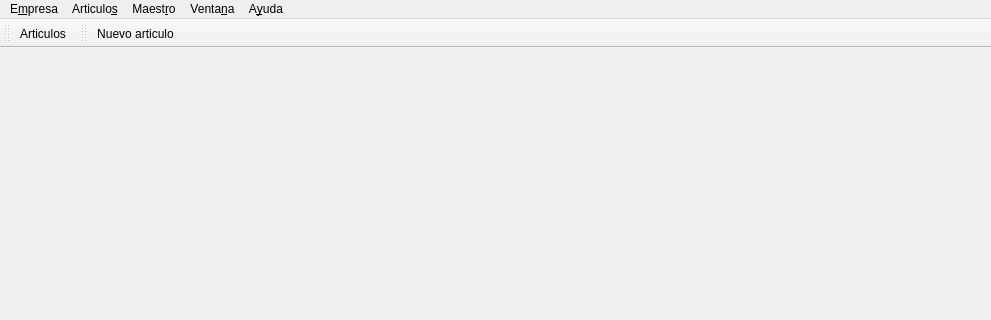
First picture: the form in bulmages/bulmafact/src/bulmafactbase.ui, repository eboladev/Bulmages-1, before the edit; both pictures show x 0 to 991 and y 0 to 320 of the 991 by 569 pixel window.
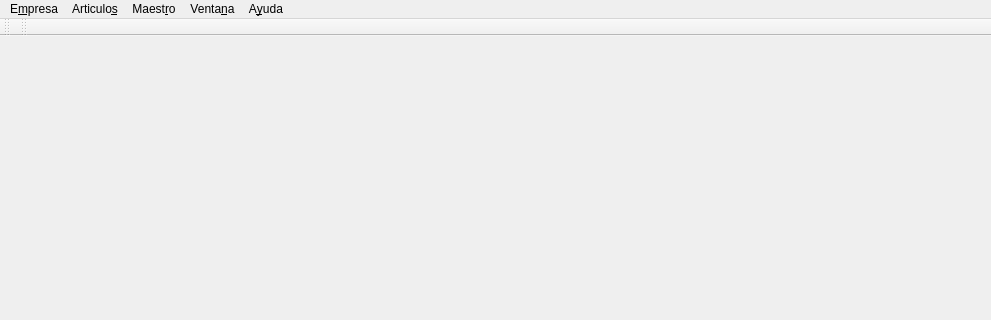
Second picture: the form after the edit. Icons and pictures are not drawn.

Commit message: Saco la gestion de articulos a pluginbf_articulo. Con este ya estan los plugins mas importantes fuera del core de bulmafact quedando casi una aplicacion vacia que depende de los plugins para hacer algo funcional. Falta sacar algunas cosas menores como familias y tipos de articulo, almacenes y alguna cosilla mas. Aunque las molestias que puedan ocasionar son pocas.

Diff of the .ui file:
```diff
--- a/bulmages/bulmafact/src/bulmafactbase.ui
+++ b/bulmages/bulmafact/src/bulmafactbase.ui
@@ -29,9 +29,9 @@
    <property name="geometry" >
     <rect>
      <x>0</x>
-     <y>67</y>
+     <y>38</y>
      <width>991</width>
-     <height>477</height>
+     <height>507</height>
     </rect>
    </property>
   </widget>
@@ -117,9 +117,9 @@
    <property name="geometry" >
     <rect>
      <x>0</x>
-     <y>25</y>
-     <width>53</width>
-     <height>42</height>
+     <y>24</y>
+     <width>14</width>
+     <height>14</height>
     </rect>
    </property>
    <property name="focusPolicy" >
@@ -158,15 +158,14 @@
    <attribute name="toolBarBreak" >
     <bool>false</bool>
    </attribute>
-   <addaction name="actionListado_de_Articulos" />
   </widget>
   <widget class="QToolBar" name="Fichas" >
    <property name="geometry" >
     <rect>
-     <x>53</x>
-     <y>25</y>
-     <width>938</width>
-     <height>42</height>
+     <x>14</x>
+     <y>24</y>
+     <width>977</width>
+     <height>14</height>
     </rect>
    </property>
    <property name="sizePolicy" >
@@ -220,7 +219,6 @@
    <attribute name="toolBarBreak" >
     <bool>false</bool>
    </attribute>
-   <addaction name="actionNuevo_Articulo" />
   </widget>
   <action name="actionSalir" >
    <property name="icon" >
@@ -265,27 +263,6 @@
     <string>&amp;Tipos de articulo</string>
    </property>
   </action>
-  <action name="actionNuevo_Articulo" >
-   <property name="icon" >
-    <iconset resource="../../bulmages.qrc" >
-     <normaloff>:/Images/product.svg</normaloff>:/Images/product.svg</iconset>
-   </property>
-   <property name="text" >
-    <string>Nuevo &amp;articulo...</string>
-   </property>
-   <property name="shortcut" >
-    <string>F2</string>
-   </property>
-  </action>
-  <action name="actionListado_de_Articulos" >
-   <property name="icon" >
-    <iconset resource="../../bulmages.qrc" >
-     <normaloff>:/Images/product-list.svg</normaloff>:/Images/product-list.svg</iconset>
-   </property>
-   <property name="text" >
-    <string>&amp;Articulos</string>
-   </property>
-  </action>
   <action name="actionSeries_de_Factura" >
    <property name="text" >
     <string>Se&amp;ries de factura</string>
```
Left out of the diff: 8 changed lines with no effect on the pictures. The commit also changes 68 other files.
